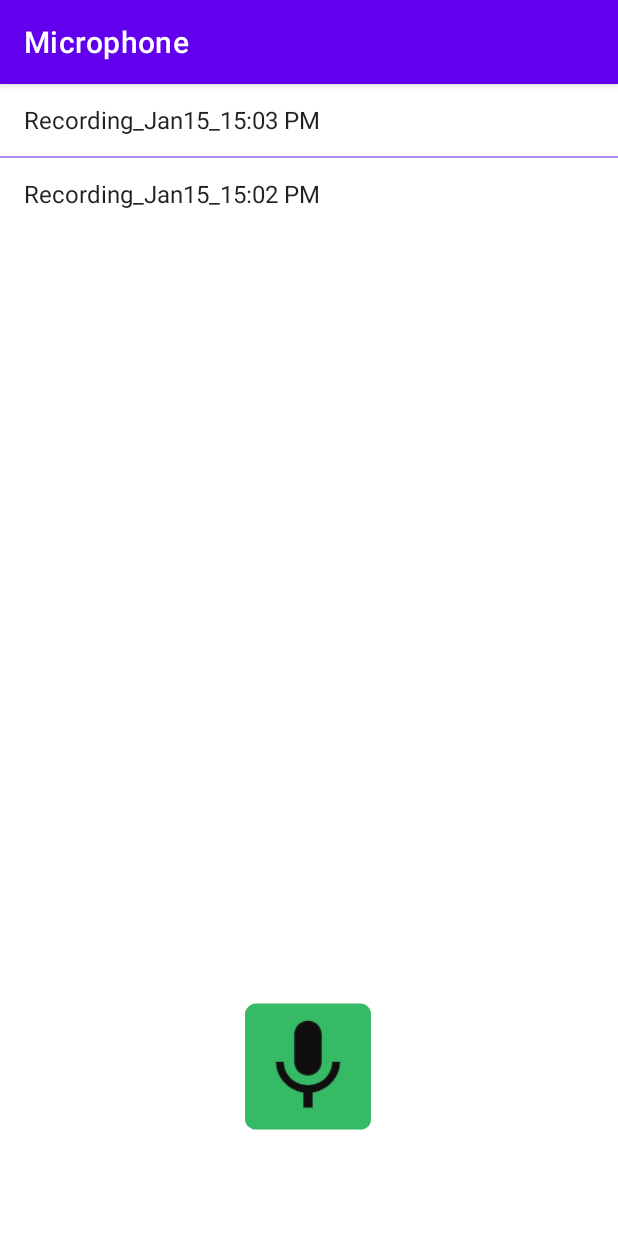
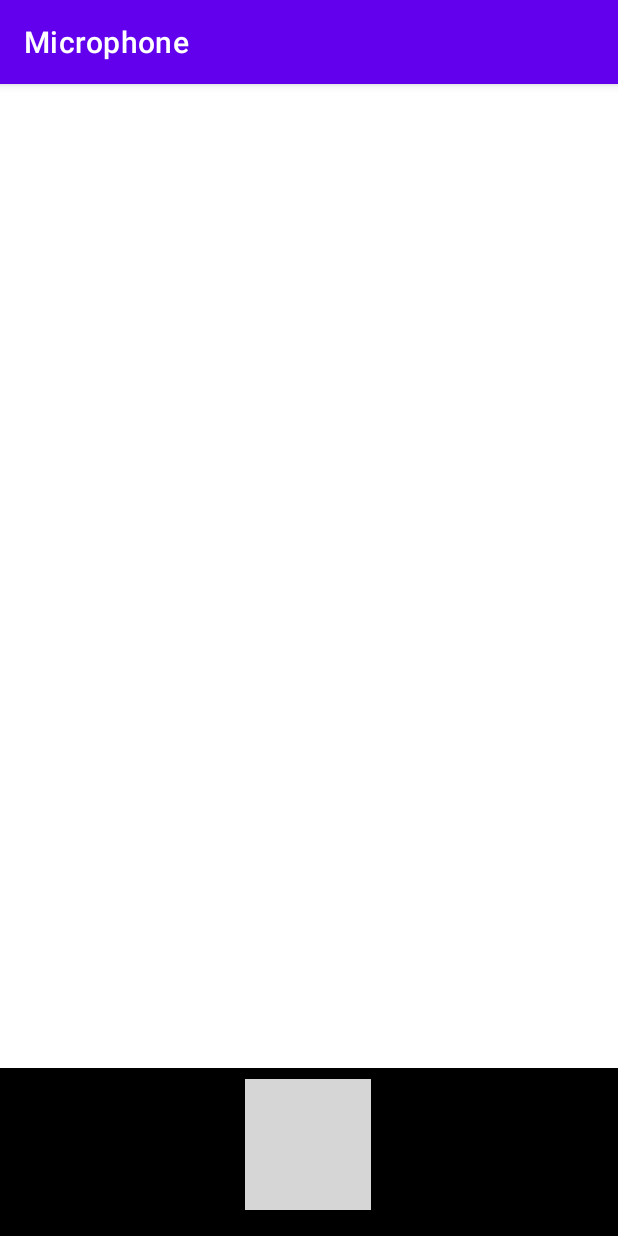
Before and after one commit to weichi2002/MicrophoneApp, an Android app: the screen it shows after launch (MainActivity), after a tap on an icon or button, on a phone screen of 412 x 824 dp. Run offline under Robolectric (Android 15) with nearby library versions, the phone set to English and light mode, and no system bars; grey boxes are pictures that could not be loaded.

Commit message:
improved the ui, permission and recording, and external storages now works. Need to fix media player

```diff
--- a/app/src/main/AndroidManifest.xml
+++ b/app/src/main/AndroidManifest.xml
@@ -3,8 +3,7 @@
     xmlns:tools="http://schemas.android.com/tools">
 
     <uses-permission android:name="android.permission.RECORD_AUDIO" />
-    <uses-permission android:name="android.permission.WRITE_EXTERNAL_STORAGE"></uses-permission>
-
+    <uses-permission android:name="android.permission.WRITE_EXTERNAL_STORAGE"/>
 
 
     <application
--- a/app/src/main/java/edu/fandm/wchou/microphone/MainActivity.java
+++ b/app/src/main/java/edu/fandm/wchou/microphone/MainActivity.java
@@ -9,90 +9,135 @@ import androidx.core.app.ActivityCompat;
 import androidx.core.content.ContextCompat;
 
 import android.Manifest;
+import android.content.ContextWrapper;
 import android.content.pm.PackageManager;
+import android.media.AudioAttributes;
+import android.media.AudioManager;
 import android.media.MediaPlayer;
 import android.media.MediaRecorder;
 import android.os.Bundle;
 import android.os.Environment;
 import android.util.Log;
 import android.view.View;
+import android.widget.AdapterView;
 import android.widget.ArrayAdapter;
 import android.widget.ImageView;
 import android.widget.ListView;
 import android.widget.Toast;
 
 import java.io.File;
+import java.io.FileInputStream;
 import java.io.IOException;
 import java.time.LocalTime;
 import java.util.ArrayList;
 import java.util.Arrays;
+import java.util.Date;
 
 public class MainActivity extends AppCompatActivity {
-
+    private ListView lv;
+    private String timeStamp;
+    private ArrayAdapter<String> historyAdapter;
     private int REQUEST_CODE_PERMISSIONS = 1;
 
     private MediaRecorder mc = null;
+    private MediaPlayer mp = null;
 
-    public int recordingNumber = 0;
+    public ArrayList<String> historyList = new ArrayList<>();
+    boolean isRecording = false;
 
-    public ArrayList<String> historyList = new ArrayList<>(Arrays.asList("Recording_Jan15_15:03 PM", "Recording_Jan15_15:02 PM"));
-    boolean isRecording = false;
-    boolean isPlaying = false;
+    private String getPath(){
+        ContextWrapper cw = new ContextWrapper(getApplicationContext());
+        File path = cw.getExternalFilesDir(Environment.DIRECTORY_DOCUMENTS);
+        File recordings = new File(path, "MediaRecorderSample");
+        if (!recordings.exists()) {
+            recordings.mkdirs();
+        }
+        Date date = new Date();
+        timeStamp = date.toString().replace(" ", "_");
+        String filePath = recordings.getAbsolutePath() + "/myRecording@" + timeStamp +".mp4";
+        Log.d("Write file", "wrote to" + filePath);
+        return filePath;
+
+
+//        String state = Environment.getExternalStorageDirectory().getAbsolutePath();
+//        Log.d("record Audio", "State "+ state);
+//        if(!Environment.MEDIA_MOUNTED.equals(state)){
+//            Toast.makeText(MainActivity.this, "External Storage is not available for writing", Toast.LENGTH_SHORT).show();
+//            return;
+//        }else{
+//            File recordings = new File(state, "MediaRecorderSample");
+//            if (!recordings.exists()) {
+//                recordings.mkdirs();
+//            }
+//            Date date = new Date();
+//            Log.d("Write file", "wrote to" + recordings.getAbsolutePath());
+//            mc.setOutputFile(recordings.getAbsolutePath() + "/myRecording@" + date.toString()+".mp4");
+//            historyList.add(recordings.getAbsolutePath() + "/my_recording@" + date.toString()+".mp4");
+//        }
+    }
+
     private void recordAudio(){
-
-        mc = new MediaRecorder();
-        mc.reset();
-        mc.setAudioSource(MediaRecorder.AudioSource.MIC);
-        mc.setOutputFormat(MediaRecorder.OutputFormat.MPEG_4);
-
-        String state = Environment.getExternalStorageDirectory().getAbsolutePath();
-        if(!state.equals(Environment.MEDIA_MOUNTED)){
-            Toast.makeText(MainActivity.this, "External Storage is not available", Toast.LENGTH_SHORT).show();
-            return;
-        }else{
-            File recordings = new File(state, "MediaRecorderSample");
-            if (!recordings.exists()) {
-                recordings.mkdirs();
-            }
-            //use time stamp as unique id
-            if (android.os.Build.VERSION.SDK_INT >= android.os.Build.VERSION_CODES.O) {
-                LocalTime currentTime = LocalTime.now();
-                mc.setOutputFile(recordings.getAbsolutePath() + "/my_recording_" + currentTime.toString()+".mp4");
-            }else{
-                mc.setOutputFile(recordings.getAbsolutePath() + "/my_recording_" + String.valueOf(recordingNumber) + ".mp4");
-                recordingNumber+=1;
-            }
-        }
 
         if(isRecording==false){
             Log.d("Record Audio", "Start Recording");
-            isRecording = true;
             try {
+                mc = new MediaRecorder();
+                mc.setAudioSource(MediaRecorder.AudioSource.MIC);
+                mc.setOutputFormat(MediaRecorder.OutputFormat.AMR_WB);
+                mc.setOutputFile(getPath());
+                mc.setAudioEncoder(MediaRecorder.AudioEncoder.AMR_WB);
                 mc.prepare();
                 mc.start();
-            } catch (IllegalStateException e) {
-                e.printStackTrace();
-            } catch (IOException e) {
+                //change the flag
+
+            } catch (Exception e) {
                 e.printStackTrace();
             }
         }else{
             Log.d("Record Audio", "Stop Recording");
-            isRecording = false;
+            historyList.add("myRecording@" + timeStamp + ".awb");
+            historyAdapter.notifyDataSetChanged();
             mc.stop();
             mc.reset();
             mc.release();
             mc = null;
-            //stop recording... and write the file to the external storage
         }
     }
 
-    private void playAudio(){
-        if(isPlaying==false){
-            isPlaying = true;
-
-        }else{
-            isPlaying = false;
+    private void playAudio(String selected) {
+        String recordingPath = "/storage/emulated/0/Android/data/edu.fandm.wchou.microphone/files/Documents/MediaRecorderSample/" + selected;
+        Log.d("PlayAudio", recordingPath);
+        MediaPlayer mediaPlayer = new MediaPlayer();
+        try {
+            mediaPlayer.setDataSource(recordingPath);
+            mediaPlayer.prepare();
+            mediaPlayer.start();
+            mediaPlayer.setOnCompletionListener(new MediaPlayer.OnCompletionListener() {
+                @Override
+                public void onCompletion(MediaPlayer mp) {
+                    mediaPlayer.release();
+                    Log.d("Play Audio", "Playback complete");
+                }
+            });
+        } catch (IOException e) {
+            e.printStackTrace();
         }
+//        mp = new MediaPlayer();
+//        mp.setAudioAttributes(
+//                new AudioAttributes.Builder()
+//                        .setContentType(AudioAttributes.CONTENT_TYPE_MUSIC)
+//                        .setUsage(AudioAttributes.USAGE_MEDIA)
+//                        .build()
+//        );
+//        mp.setAudioStreamType(AudioManager.STREAM_MUSIC);
+//
+//        try {
+//            mp.setDataSource(recordingPath);
+//            mp.prepare();
+//            mp.start();
+//        }  catch (IOException e) {
+//            e.printStackTrace();
+//        }
     }
 
     @Override
@@ -100,10 +145,11 @@ public class MainActivity extends AppCompatActivity {
         super.onRequestPermissionsResult(requestCode, permissions, grantResults);
 
         if (requestCode == REQUEST_CODE_PERMISSIONS) {
-            if (grantResults.length > 0 && grantResults[0] == PackageManager.PERMISSION_GRANTED && grantResults[1] == PackageManager.PERMISSION_GRANTED) {
-                // Permission granted, access external storage and record audio
+            if (grantResults.length > 0 && grantResults[0] == PackageManager.PERMISSION_GRANTED && grantResults[1] == PackageManager.PERMISSION_GRANTED
+            && grantResults[2] == PackageManager.PERMISSION_GRANTED) {
+                Toast.makeText(this, "Permission Granted", Toast.LENGTH_SHORT).show();
+
             } else {
-                // Permission denied, display a message to the user
                 Toast.makeText(this, "Permission denied. Permission needed to start the app", Toast.LENGTH_SHORT).show();
                 ActivityCompat.requestPermissions(MainActivity.this, new String[]{Manifest.permission.WRITE_EXTERNAL_STORAGE, Manifest.permission.RECORD_AUDIO}, REQUEST_CODE_PERMISSIONS);
             }
@@ -114,8 +160,22 @@ public class MainActivity extends AppCompatActivity {
         super.onCreate(savedInstanceState);
         setContentView(R.layout.activity_main);
 ;
-        ListView lv = findViewById(R.id.record_history_lv);
-        lv.setAdapter(new ArrayAdapter<String>(this, android.R.layout.simple_list_item_1, historyList));
+        this.lv = findViewById(R.id.record_history_lv);
+        this.historyAdapter= new ArrayAdapter<String>(this, android.R.layout.simple_list_item_1, historyList);
+        lv.setAdapter(historyAdapter);
+
+        lv.setOnItemClickListener(new AdapterView.OnItemClickListener() {
+            @Override
+            public void onItemClick(AdapterView<?> parent, View view, int position, long id) {
+                String selected = (String) (lv.getItemAtPosition(position));
+                try {
+                    playAudio(selected);
+                } catch (Exception e) {
+                    e.printStackTrace();
+                }
+
+            }
+        });
 
         ImageView recordBtn = findViewById(R.id.record_btn);
         recordBtn.setOnClickListener(new View.OnClickListener() {
@@ -124,10 +184,19 @@ public class MainActivity extends AppCompatActivity {
                 //Check for permission first
                 if (ContextCompat.checkSelfPermission(MainActivity.this, Manifest.permission.WRITE_EXTERNAL_STORAGE) != PackageManager.PERMISSION_GRANTED
                         || ContextCompat.checkSelfPermission(MainActivity.this, Manifest.permission.RECORD_AUDIO) != PackageManager.PERMISSION_GRANTED) {
-                    // Request permission to access external storage and record audio
                     ActivityCompat.requestPermissions(MainActivity.this, new String[]{Manifest.permission.WRITE_EXTERNAL_STORAGE, Manifest.permission.RECORD_AUDIO}, REQUEST_CODE_PERMISSIONS);
                 }else{
-                    recordAudio();
+                    if(isRecording==false){
+                        recordBtn.setBackground(getResources().getDrawable(R.drawable.mic_recording));
+                        recordAudio();
+                        isRecording = true;
+
+                    }else{
+                        recordBtn.setBackground(getResources().getDrawable(R.drawable.mic_default));
+                        recordAudio();
+                        isRecording = false;
+                    }
+
                 }
             }
         });
--- a/app/src/main/res/layout/activity_main.xml
+++ b/app/src/main/res/layout/activity_main.xml
@@ -13,25 +13,37 @@
         android:divider="#AD8DE6"
         android:dividerHeight="1dp"
         android:listSelector="#ACD8AC"
-        app:layout_constraintTop_toBottomOf="@id/record_btn"
-        app:layout_constraintHorizontal_bias="1.0"
+        app:layout_constraintBottom_toTopOf="@id/gray_view"
+        app:layout_constraintHorizontal_bias="0.0"
         app:layout_constraintLeft_toLeftOf="parent"
         app:layout_constraintRight_toRightOf="parent"
         app:layout_constraintTop_toTopOf="parent"
-        app:layout_constraintVertical_bias="0.021" />
+        app:layout_constraintVertical_bias="0.001" />
 
+    <View
+        android:id="@+id/gray_view"
+        android:layout_width="match_parent"
+        android:layout_height="112dp"
+        android:background="@color/design_default_color_on_secondary"
+        app:layout_constraintBottom_toBottomOf="parent"
+        app:layout_constraintHorizontal_bias="0.555"
+        app:layout_constraintLeft_toLeftOf="parent"
+        app:layout_constraintRight_toRightOf="parent"
+        app:layout_constraintTop_toTopOf="@id/record_history_lv"
+        app:layout_constraintVertical_bias="1.0" />
 
     <ImageView
         android:id="@+id/record_btn"
         android:layout_width="84dp"
         android:layout_height="87dp"
-        android:src="@mipmap/mic_round"
+        android:src="@drawable/baseline_mic_24"
+        android:background="@drawable/mic_default"
         app:layout_constraintBottom_toBottomOf="parent"
         app:layout_constraintEnd_toEndOf="parent"
-        app:layout_constraintHorizontal_bias="0.497"
+        app:layout_constraintHorizontal_bias="0.498"
         app:layout_constraintStart_toStartOf="parent"
         app:layout_constraintTop_toTopOf="parent"
-        app:layout_constraintVertical_bias="0.898" />
+        app:layout_constraintVertical_bias="0.975" />
 
 
 </androidx.constraintlayout.widget.ConstraintLayout>
```
